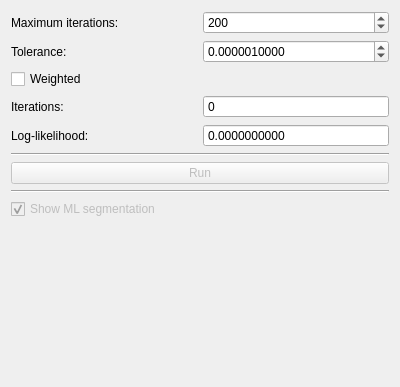
This is code_revision/src/lib/visualization/MLControl.ui in jmaye/curb-detection as Qt 5 draws it before an edit. The edited form follows.
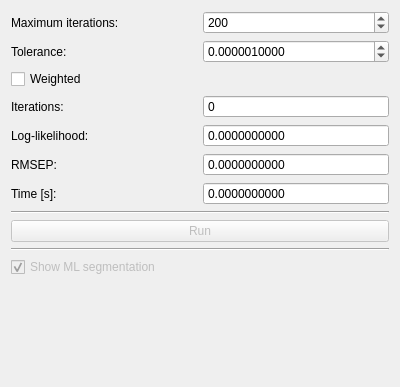
This is the edited form.

Diff of the .ui file:
```diff
--- a/code_revision/src/lib/visualization/MLControl.ui
+++ b/code_revision/src/lib/visualization/MLControl.ui
@@ -106,6 +106,52 @@
        </property>
       </widget>
      </item>
+     <item row="6" column="0">
+      <widget class="QLabel" name="timeLabel">
+       <property name="text">
+        <string>Time [s]:</string>
+       </property>
+      </widget>
+     </item>
+     <item row="6" column="1">
+      <widget class="QDoubleSpinBox" name="timeSpinBox">
+       <property name="readOnly">
+        <bool>true</bool>
+       </property>
+       <property name="buttonSymbols">
+        <enum>QAbstractSpinBox::NoButtons</enum>
+       </property>
+       <property name="decimals">
+        <number>10</number>
+       </property>
+       <property name="maximum">
+        <double>1000000.000000000000000</double>
+       </property>
+      </widget>
+     </item>
+     <item row="5" column="0">
+      <widget class="QLabel" name="rmsepLabel">
+       <property name="text">
+        <string>RMSEP:</string>
+       </property>
+      </widget>
+     </item>
+     <item row="5" column="1">
+      <widget class="QDoubleSpinBox" name="rmsepSpinBox">
+       <property name="readOnly">
+        <bool>true</bool>
+       </property>
+       <property name="buttonSymbols">
+        <enum>QAbstractSpinBox::NoButtons</enum>
+       </property>
+       <property name="decimals">
+        <number>10</number>
+       </property>
+       <property name="maximum">
+        <double>10000000.000000000000000</double>
+       </property>
+      </widget>
+     </item>
     </layout>
    </item>
    <item>
```
